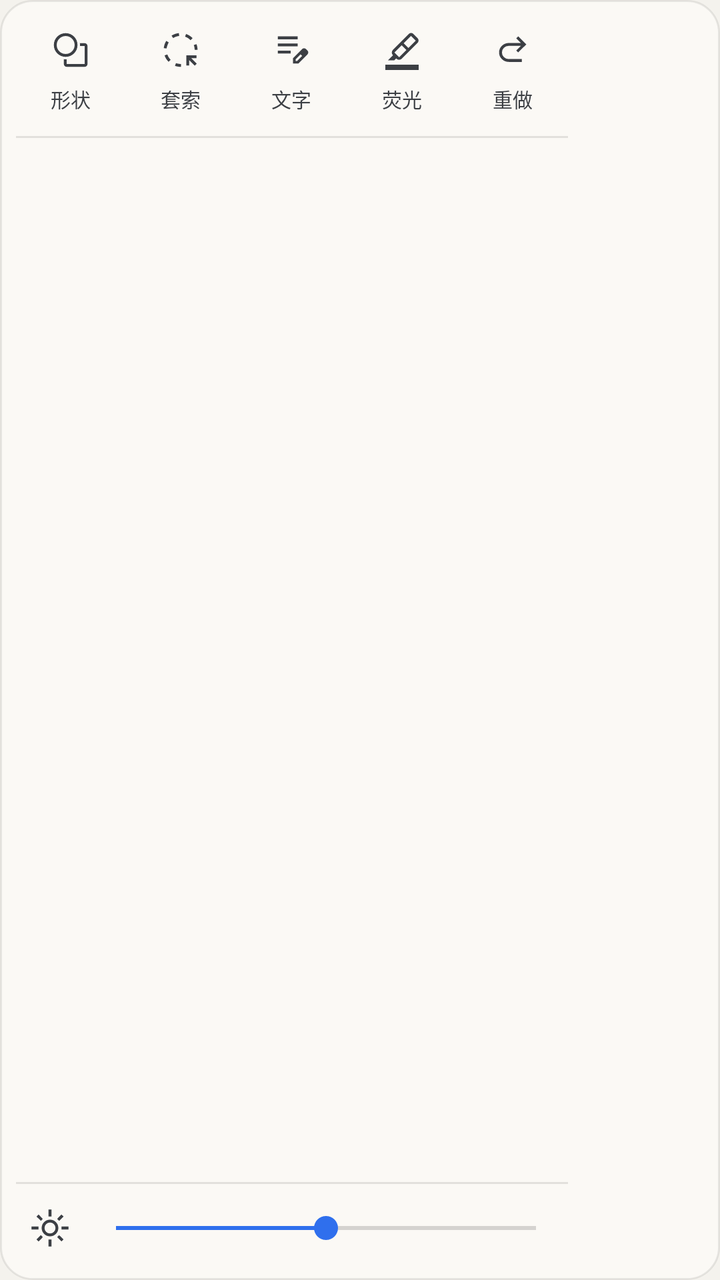
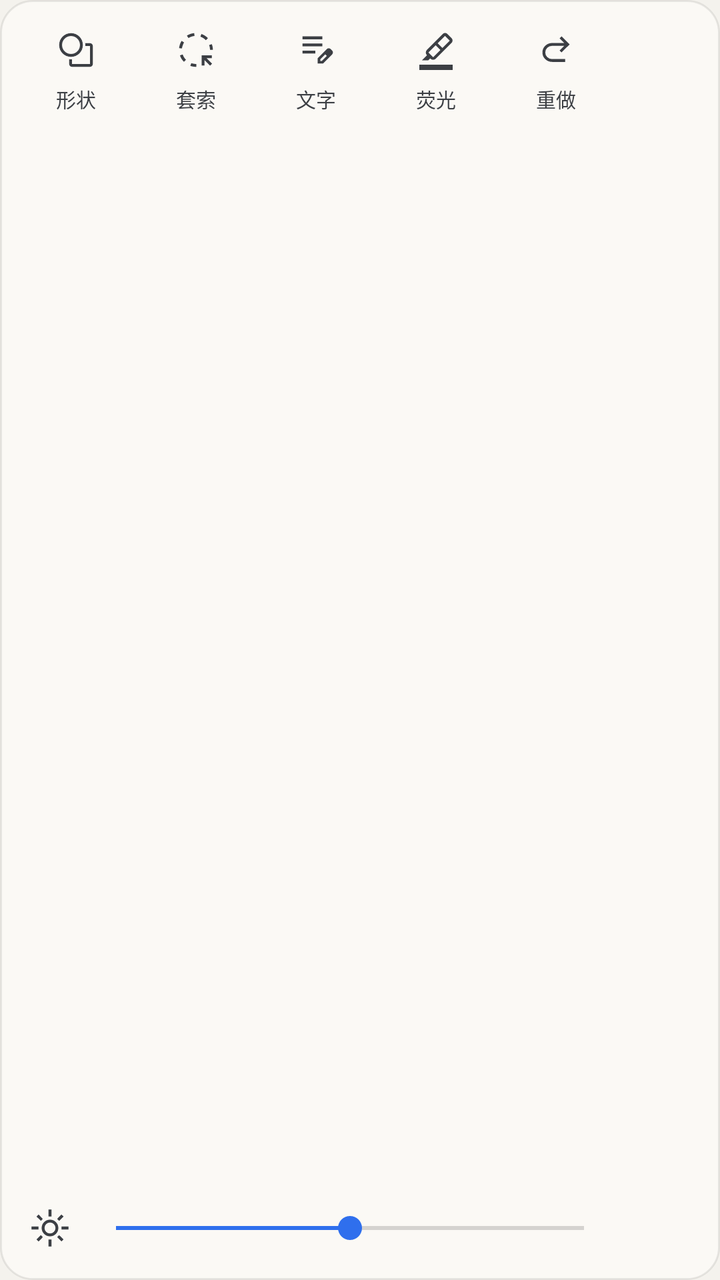

Compare the two renders of this Android layout. The source of the first and the diff that turns it into the second are given below.
<!-- AndroidManifest.xml: application theme AppTheme -->
<!-- res/layout/popup_menu.xml -->
<?xml version="1.0" encoding="utf-8"?>
<LinearLayout xmlns:android="http://schemas.android.com/apk/res/android"
    android:id="@+id/menuRoot"
    android:layout_width="wrap_content"
    android:layout_height="340dp"
    android:background="@drawable/popup_bg"
    android:elevation="8dp"
    android:orientation="vertical"
    android:padding="8dp">

    <LinearLayout
        android:id="@+id/menuToolRow"
        android:layout_width="276dp"
        android:layout_height="56dp"
        android:gravity="center_vertical"
        android:orientation="horizontal">

        <LinearLayout
            android:layout_width="0dp"
            android:layout_height="match_parent"
            android:layout_weight="1"
            android:gravity="center_horizontal"
            android:orientation="vertical">

            <ImageButton
                android:id="@+id/menuShape"
                android:layout_width="34dp"
                android:layout_height="34dp"
                style="@style/ShapeTool"
                android:contentDescription="@string/cd_shape"
                android:src="@drawable/ic_shape" />

            <TextView
                android:layout_width="wrap_content"
                android:layout_height="wrap_content"
                android:includeFontPadding="false"
                android:text="@string/mt_shape"
                android:textColor="@color/icon"
                android:textSize="10sp" />

        </LinearLayout>

        <LinearLayout
            android:layout_width="0dp"
            android:layout_height="match_parent"
            android:layout_weight="1"
            android:gravity="center_horizontal"
            android:orientation="vertical">

            <ImageButton
                android:id="@+id/menuLasso"
                android:layout_width="34dp"
                android:layout_height="34dp"
                style="@style/ShapeTool"
                android:contentDescription="@string/cd_lasso"
                android:src="@drawable/ic_lasso" />

            <TextView
                android:layout_width="wrap_content"
                android:layout_height="wrap_content"
                android:includeFontPadding="false"
                android:text="@string/mt_lasso"
                android:textColor="@color/icon"
                android:textSize="10sp" />

        </LinearLayout>

        <LinearLayout
            android:layout_width="0dp"
            android:layout_height="match_parent"
            android:layout_weight="1"
            android:gravity="center_horizontal"
            android:orientation="vertical">

            <ImageButton
                android:id="@+id/menuNote"
                android:layout_width="34dp"
                android:layout_height="34dp"
                style="@style/ShapeTool"
                android:contentDescription="@string/cd_note"
                android:src="@drawable/ic_note" />

            <TextView
                android:layout_width="wrap_content"
                android:layout_height="wrap_content"
                android:includeFontPadding="false"
                android:text="@string/mt_note"
                android:textColor="@color/icon"
                android:textSize="10sp" />

        </LinearLayout>

        <LinearLayout
            android:layout_width="0dp"
            android:layout_height="match_parent"
            android:layout_weight="1"
            android:gravity="center_horizontal"
            android:orientation="vertical">

            <ImageButton
                android:id="@+id/menuHighlight"
                android:layout_width="34dp"
                android:layout_height="34dp"
                style="@style/ShapeTool"
                android:contentDescription="@string/cd_highlighter"
                android:src="@drawable/ic_highlighter" />

            <TextView
                android:layout_width="wrap_content"
                android:layout_height="wrap_content"
                android:includeFontPadding="false"
                android:text="@string/mt_highlighter"
                android:textColor="@color/icon"
                android:textSize="10sp" />

        </LinearLayout>

        <LinearLayout
            android:layout_width="0dp"
            android:layout_height="match_parent"
            android:layout_weight="1"
            android:gravity="center_horizontal"
            android:orientation="vertical">

            <ImageButton
                android:id="@+id/menuRedo"
                android:layout_width="34dp"
                android:layout_height="34dp"
                style="@style/ShapeTool"
                android:contentDescription="@string/cd_redo"
                android:src="@drawable/ic_redo" />

            <TextView
                android:layout_width="wrap_content"
                android:layout_height="wrap_content"
                android:includeFontPadding="false"
                android:text="@string/mt_redo"
                android:textColor="@color/icon"
                android:textSize="10sp" />

        </LinearLayout>

    </LinearLayout>

    <View
        android:layout_width="276dp"
        android:layout_height="1dp"
        android:layout_marginTop="4dp"
        android:layout_marginBottom="4dp"
        android:background="@color/divider" />

    <LinearLayout
        android:id="@+id/menuInkWrap"
        android:layout_width="276dp"
        android:layout_height="wrap_content"
        android:contentDescription="@string/cd_menu_ink"
        android:orientation="vertical"
        android:visibility="gone">

        <TextView
            android:layout_width="match_parent"
            android:layout_height="wrap_content"
            android:alpha="0.6"
            android:includeFontPadding="false"
            android:paddingStart="4dp"
            android:paddingBottom="2dp"
            android:text="@string/mt_sec_pen"
            android:textColor="@color/icon"
            android:textSize="11sp" />

        <HorizontalScrollView
            android:layout_width="276dp"
            android:layout_height="40dp"
            android:scrollbars="none">

            <LinearLayout
                android:id="@+id/menuInkRow"
                android:layout_width="wrap_content"
                android:layout_height="40dp"
                android:gravity="center_vertical"
                android:orientation="horizontal" />

        </HorizontalScrollView>

        <View
            android:layout_width="276dp"
            android:layout_height="1dp"
            android:layout_marginTop="4dp"
            android:layout_marginBottom="4dp"
            android:background="@color/divider" />

    </LinearLayout>

    <ScrollView
        android:layout_width="276dp"
        android:layout_height="0dp"
        android:layout_weight="1"
        android:scrollbars="none">

        <LinearLayout
            android:id="@+id/menuSections"
            android:layout_width="276dp"
            android:layout_height="wrap_content"
            android:orientation="vertical" />

    </ScrollView>

    <View
        android:id="@+id/menuBottomDivider"
        android:layout_width="276dp"
        android:layout_height="1dp"
        android:layout_marginTop="4dp"
        android:layout_marginBottom="4dp"
        android:background="@color/divider" />

    <LinearLayout
        android:id="@+id/menuBrightRow"
        android:layout_width="276dp"
        android:layout_height="36dp"
        android:gravity="center_vertical"
        android:orientation="horizontal">

        <ImageButton
            android:id="@+id/btnBrightnessIcon"
            android:layout_width="34dp"
            android:layout_height="34dp"
            style="@style/ShapeTool"
            android:contentDescription="@string/cd_brightness"
            android:src="@drawable/ic_sun" />

        <SeekBar
            android:id="@+id/brightnessBar"
            android:layout_width="0dp"
            android:layout_height="wrap_content"
            android:layout_weight="1"
            android:contentDescription="@string/cd_brightness"
            android:max="100"
            android:progress="50" />

    </LinearLayout>

</LinearLayout>
<!-- resources referenced by this layout -->
<resources>
  <color name="divider">#1A000000</color>
  <color name="icon">#FF3C3F44</color>
  <!-- drawable ic_redo (drawable) -->
  <?xml version="1.0" encoding="utf-8"?>
  <vector xmlns:android="http://schemas.android.com/apk/res/android"
      android:width="24dp"
      android:height="24dp"
      android:viewportWidth="24"
      android:viewportHeight="24">
      <path android:fillColor="#FF000000"
          android:pathData="M 9.704,19.149 q -2.405,0 -4.129,-1.642 -1.725,-1.642 -1.725,-4.03 0,-2.389 1.725,-4.034 1.725,-1.645 4.129,-1.645 h 7.207 L 14.15,5.038 l 1.194,-1.194 L 20.155,8.65 15.344,13.45 l -1.194,-1.194 2.76,-2.754 H 9.679 q -1.696,0 -2.911,1.145 t -1.215,2.828 q 0,1.683 1.215,2.828 1.215,1.145 2.911,1.145 h 7.792 v 1.703 H 9.704 Z" />
  </vector>
  <!-- drawable popup_bg (drawable) -->
  <?xml version="1.0" encoding="utf-8"?>
  <shape xmlns:android="http://schemas.android.com/apk/res/android"
      android:shape="rectangle">
      <corners android:radius="16dp" />
      <solid android:color="@color/sheet" />
      <stroke android:width="1dp" android:color="#14000000" />
  </shape>
  <string name="cd_brightness">亮度</string>
  <string name="cd_highlighter">荧光笔</string>
  <string name="cd_lasso">套索</string>
  <string name="cd_menu_ink">笔色粗细与笔刷预设</string>
  <string name="cd_note">文字批注（点页面打字，点已有的框改字，拖动移位）</string>
  <string name="cd_redo">重做</string>
  <string name="cd_shape">图形</string>
  <string name="mt_highlighter">荧光</string>
  <string name="mt_lasso">套索</string>
  <string name="mt_note">文字</string>
  <string name="mt_redo">重做</string>
  <string name="mt_sec_pen">画笔 · 颜色 / 粗细 / 常用笔（长按存当前笔）</string>
  <string name="mt_shape">形状</string>
  <style name="ShapeTool">
          <item name="android:layout_width">34dp</item>
          <item name="android:layout_height">34dp</item>
          <item name="android:background">@drawable/tool_bg</item>
          <item name="android:scaleType">centerInside</item>
          <item name="android:padding">7dp</item>
          <item name="android:tint">@color/icon</item>
          <item name="android:contentDescription">@string/cd_shape</item>
      </style>
  <style name="AppTheme" parent="Theme.AppCompat.Light.NoActionBar">
          <item name="android:windowNoTitle">true</item>
          <item name="android:windowFullscreen">true</item>
          <item name="android:windowActionBar">false</item>
          <item name="android:windowBackground">@color/paper</item>
          <item name="android:statusBarColor">@android:color/transparent</item>
          <item name="android:navigationBarColor">@android:color/transparent</item>
          <item name="android:windowLightStatusBar">true</item>
          <item name="colorAccent">@color/accent</item>
      </style>
  <color name="sheet">#FFFBF9F5</color>
  <!-- drawable tool_bg (drawable) -->
  <?xml version="1.0" encoding="utf-8"?>
  <selector xmlns:android="http://schemas.android.com/apk/res/android">
      <item android:state_selected="true">
          <shape android:shape="rectangle">
              <corners android:radius="10dp" />
              <solid android:color="#222F6FED" />
          </shape>
      </item>
      <item>
          <shape android:shape="rectangle">
              <corners android:radius="10dp" />
              <solid android:color="@android:color/transparent" />
          </shape>
      </item>
  </selector>
  <color name="paper">#FFF4F2ED</color>
  <color name="accent">#FF2F6FED</color>
  <!-- unchanged entries left out for length: 5 -->
</resources>

<!-- the commit's change to res/layout/popup_menu.xml (unified diff, before → after) -->
@@ -10,7 +10,7 @@
 
     <LinearLayout
         android:id="@+id/menuToolRow"
-        android:layout_width="276dp"
+        android:layout_width="300dp"
         android:layout_height="56dp"
         android:gravity="center_vertical"
         android:orientation="horizontal">
@@ -142,34 +142,17 @@
 
     </LinearLayout>
 
-    <View
-        android:layout_width="276dp"
-        android:layout_height="1dp"
-        android:layout_marginTop="4dp"
-        android:layout_marginBottom="4dp"
-        android:background="@color/divider" />
 
     <LinearLayout
         android:id="@+id/menuInkWrap"
-        android:layout_width="276dp"
+        android:layout_width="300dp"
         android:layout_height="wrap_content"
         android:contentDescription="@string/cd_menu_ink"
         android:orientation="vertical"
         android:visibility="gone">
 
-        <TextView
-            android:layout_width="match_parent"
-            android:layout_height="wrap_content"
-            android:alpha="0.6"
-            android:includeFontPadding="false"
-            android:paddingStart="4dp"
-            android:paddingBottom="2dp"
-            android:text="@string/mt_sec_pen"
-            android:textColor="@color/icon"
-            android:textSize="11sp" />
-
         <HorizontalScrollView
-            android:layout_width="276dp"
+            android:layout_width="300dp"
             android:layout_height="40dp"
             android:scrollbars="none">
 
@@ -182,40 +165,27 @@
 
         </HorizontalScrollView>
 
-        <View
-            android:layout_width="276dp"
-            android:layout_height="1dp"
-            android:layout_marginTop="4dp"
-            android:layout_marginBottom="4dp"
-            android:background="@color/divider" />
 
     </LinearLayout>
 
     <ScrollView
-        android:layout_width="276dp"
+        android:layout_width="300dp"
         android:layout_height="0dp"
         android:layout_weight="1"
         android:scrollbars="none">
 
         <LinearLayout
             android:id="@+id/menuSections"
-            android:layout_width="276dp"
+            android:layout_width="300dp"
             android:layout_height="wrap_content"
             android:orientation="vertical" />
 
     </ScrollView>
 
-    <View
-        android:id="@+id/menuBottomDivider"
-        android:layout_width="276dp"
-        android:layout_height="1dp"
-        android:layout_marginTop="4dp"
-        android:layout_marginBottom="4dp"
-        android:background="@color/divider" />
 
     <LinearLayout
         android:id="@+id/menuBrightRow"
-        android:layout_width="276dp"
+        android:layout_width="300dp"
         android:layout_height="36dp"
         android:gravity="center_vertical"
         android:orientation="horizontal">
<!-- resource entries referenced after the edit -->
@@ -1,6 +1,5 @@
 <!-- resources referenced by this layout -->
 <resources>
-  <color name="divider">#1A000000</color>
   <color name="icon">#FF3C3F44</color>
   <!-- drawable ic_redo (drawable) -->
   <?xml version="1.0" encoding="utf-8"?>
@@ -31,7 +30,6 @@
   <string name="mt_lasso">套索</string>
   <string name="mt_note">文字</string>
   <string name="mt_redo">重做</string>
-  <string name="mt_sec_pen">画笔 · 颜色 / 粗细 / 常用笔（长按存当前笔）</string>
   <string name="mt_shape">形状</string>
   <style name="ShapeTool">
           <item name="android:layout_width">34dp</item>
